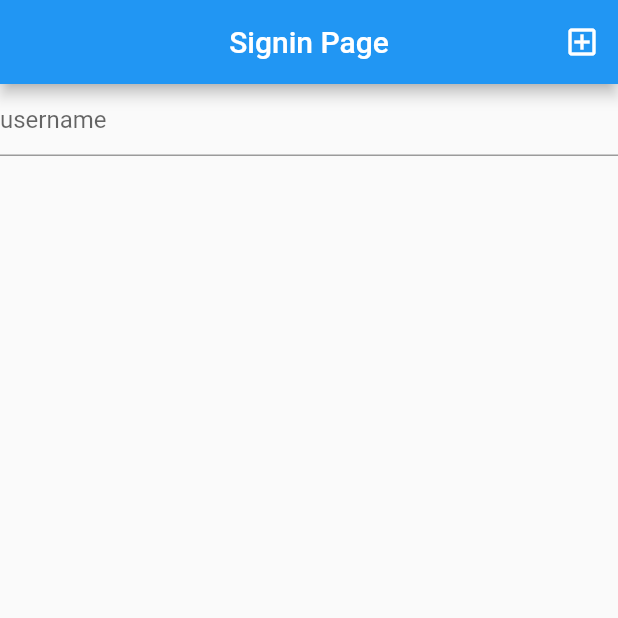
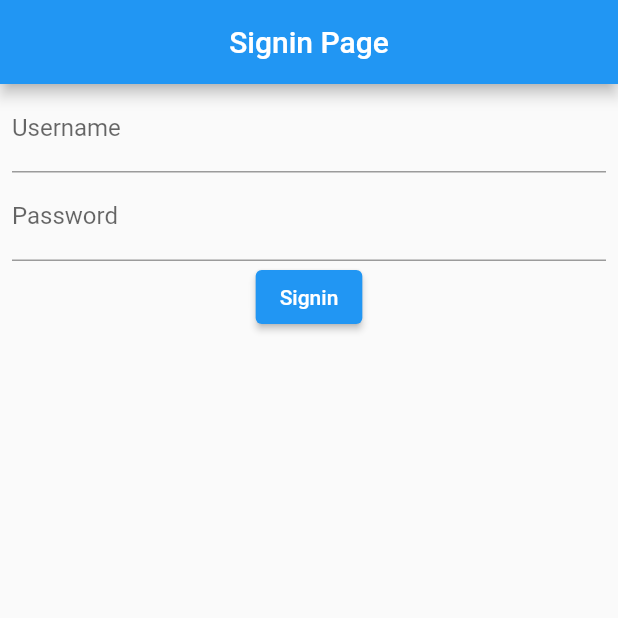
Before and after one commit to Athoob-Butaiban/lets-eat-Flutter, a Flutter app: the Singin screen opened by its route, on a phone screen of 412 x 824 dp, the top half of it. Run offline on Flutter 3.47's test engine with Material 2 defaults, Android fonts, the phone set to English and light mode, and no system bars; our stand-ins replace dio, go_router, jwt_decoder, shared_preferences; missing offline and left inert: dart:ffi; accounts and stored records are empty.

Commit message:
signup and signin with their provider is done. Also, managing the routes for them

```diff
--- a/lib/pages/signin.dart
+++ b/lib/pages/signin.dart
@@ -1,12 +1,21 @@
+// UI page for signin
+// singin is same as signup but without the password verfication
+
 import 'package:flutter/material.dart';
 import 'package:flutter/src/widgets/container.dart';
 import 'package:flutter/src/widgets/framework.dart';
 import 'package:go_router/go_router.dart';
+import 'package:provider/provider.dart';
+
+import '../providers/sign_provider.dart';
 
 class Singin extends StatelessWidget {
   Singin({super.key});
   final usernameController = TextEditingController();
   final passwordController = TextEditingController();
+
+  var keyForm =
+      GlobalKey<FormState>(); // defining global form key to be used in From
 
   @override
   Widget build(BuildContext context) {
@@ -14,19 +23,59 @@ class Singin extends StatelessWidget {
       appBar: AppBar(
         centerTitle: true,
         title: Text("Signin Page"),
-        actions: [
-          IconButton(
-              onPressed: () {
-                context.push("/add"); // to add the router to the page
-              },
-              icon: Icon(Icons.add_box_outlined) // to add the button
-              ),
-        ],
       ),
-      body: Container(
-        child: TextField(
-          decoration: InputDecoration(hintText: "username"),
-          controller: usernameController,
+      body: SafeArea(
+        child: Form(
+          key: keyForm,
+          child: Padding(
+            padding: const EdgeInsets.symmetric(horizontal: 8),
+            child: Column(
+              children: [
+                TextFormField(
+                  decoration: InputDecoration(
+                      labelText: "Username", hintText: "username"),
+                  controller: usernameController,
+                  validator: (value) {
+                    if (value == null || value.isEmpty) {
+                      return "Required field";
+                    }
+                    return null;
+                  },
+                ),
+                TextFormField(
+                  decoration: InputDecoration(
+                      labelText: "Password", hintText: "password"),
+                  obscureText: true,
+                  controller: passwordController,
+                  validator: (value) {
+                    if (value == null || value.isEmpty) {
+                      return "Required field";
+                    }
+                    if (value != passwordController) {
+                      return "Password does not match";
+                    }
+                    return null;
+                  },
+                ),
+                ElevatedButton(
+                    onPressed: () async {
+                      if (keyForm.currentState!.validate()) {
+                        var signed = await context.read<SignProvider>().sign(
+                            username: usernameController.text,
+                            password: passwordController
+                                .text); // calling the provider
+                        if (signed) {
+                          context.go("/");
+                        } else {
+                          ScaffoldMessenger.of(context).showSnackBar(
+                              SnackBar(content: Text("You did not signin ")));
+                        }
+                      }
+                    },
+                    child: Text("Signin")),
+              ],
+            ),
+          ),
         ),
       ),
     );
--- a/lib/providers/main_provider.dart
+++ b/lib/providers/main_provider.dart
@@ -1,4 +1,9 @@
-import 'package:flutter/material.dart';
+import 'package:dio/dio.dart';
 import 'package:flutter/cupertino.dart';
 
-class MainProvider extends ChangeNotifier {}
+//making the dio clien
+class MainProvider extends ChangeNotifier {
+  static final Dio dioClient = Dio(
+    BaseOptions(baseUrl: "http://127.0.0.1:8000"), // need the API link to it
+  );
+}
--- a/pubspec.yaml
+++ b/pubspec.yaml
@@ -38,6 +38,8 @@ dependencies:
   go_router: ^5.2.0
   provider: ^6.0.4
   dio: ^4.0.6
+  shared_preferences: ^2.0.15
+  jwt_decoder: ^2.0.1
 
 dev_dependencies:
   flutter_test:
```
Also changed, not shown: lib/main.dart (+38 -8 lines), lib/pages/signup_page.dart (+26 -7 lines), lib/providers/sign_provider.dart (added, +59 -0 lines), pubspec.lock, 2 other files.
